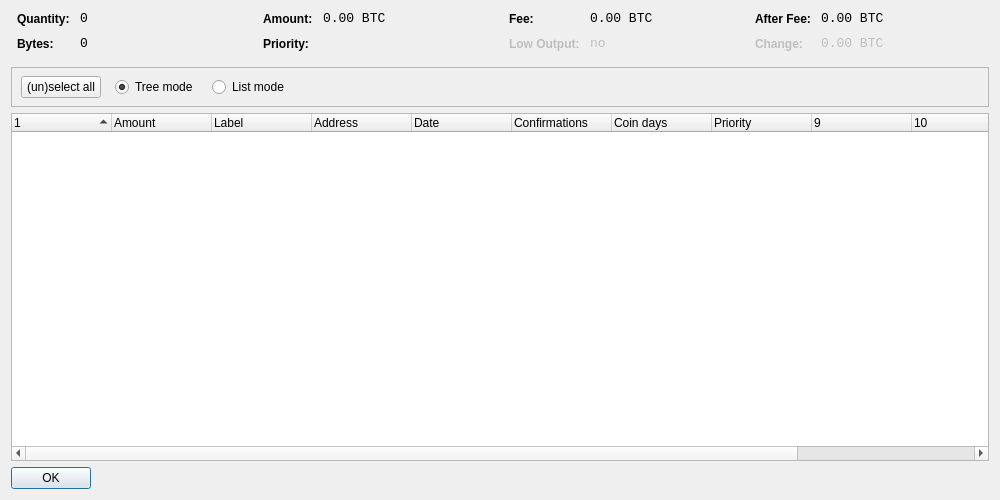
Old version of the form src/qt/forms/coincontroldialog.ui in the repository richardyc/rcoin.
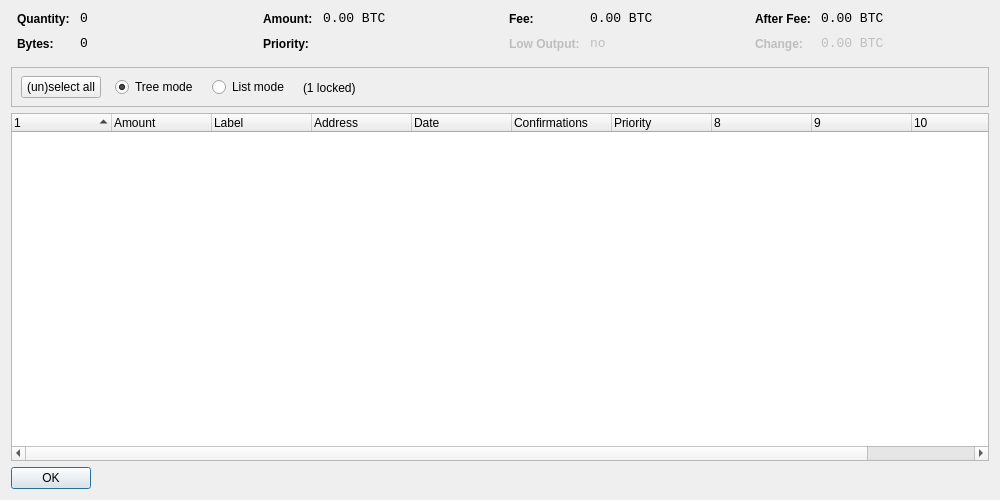
New version of the form. Custom widgets are drawn as their Qt base class.

Diff of the .ui file:
```diff
--- a/src/qt/forms/coincontroldialog.ui
+++ b/src/qt/forms/coincontroldialog.ui
@@ -379,7 +379,7 @@
         <height>41</height>
        </rect>
       </property>
-      <layout class="QHBoxLayout" name="horizontalLayoutPanel" stretch="0,0,0,0">
+      <layout class="QHBoxLayout" name="horizontalLayoutPanel" stretch="0,0,0,0,0">
        <property name="spacing">
         <number>14</number>
        </property>
@@ -425,6 +425,13 @@
          </property>
         </widget>
        </item>
+       <item>
+        <widget class="QLabel" name="labelLocked">
+         <property name="text">
+          <string>(1 locked)</string>
+         </property>
+        </widget>
+       </item>
        <item>
         <spacer name="horizontalSpacer">
          <property name="orientation">
@@ -451,7 +458,7 @@
       <bool>false</bool>
      </property>
      <property name="columnCount">
-      <number>12</number>
+      <number>11</number>
      </property>
      <attribute name="headerShowSortIndicator" stdset="0">
       <bool>true</bool>
@@ -492,11 +499,6 @@
        <string>Confirmed</string>
       </property>
      </column>
-     <column>
-      <property name="text">
-       <string>Coin days</string>
-      </property>
-     </column>
      <column>
       <property name="text">
        <string>Priority</string>
```
Left out of the diff: 12 changed lines with no effect on the pictures.
